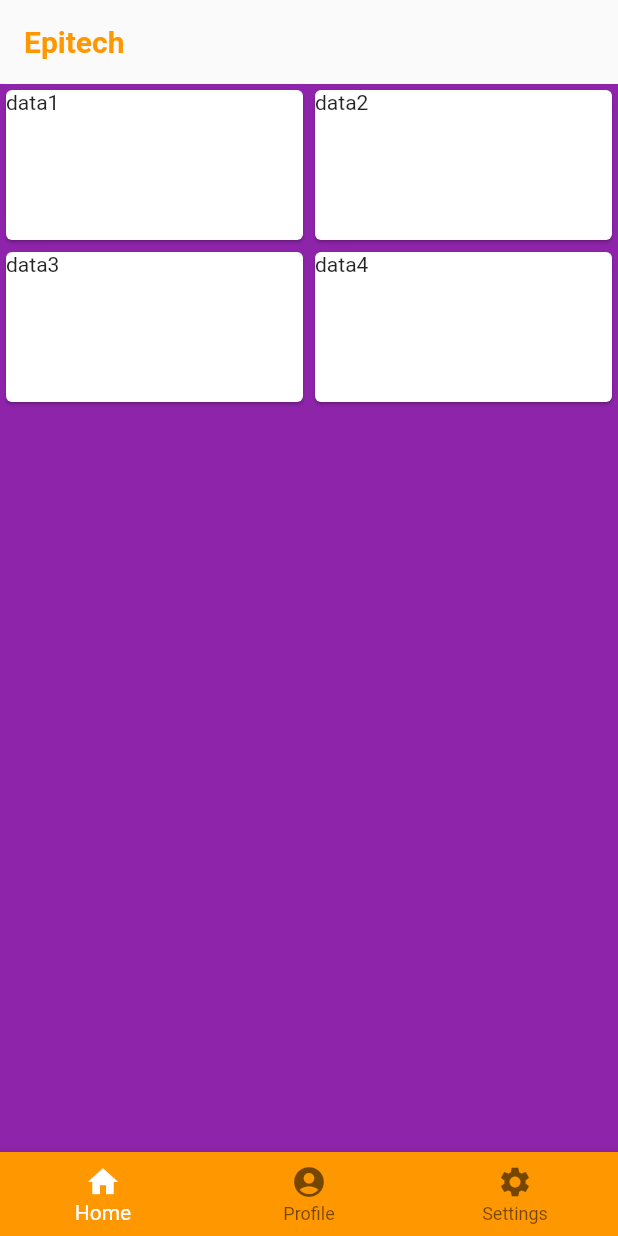
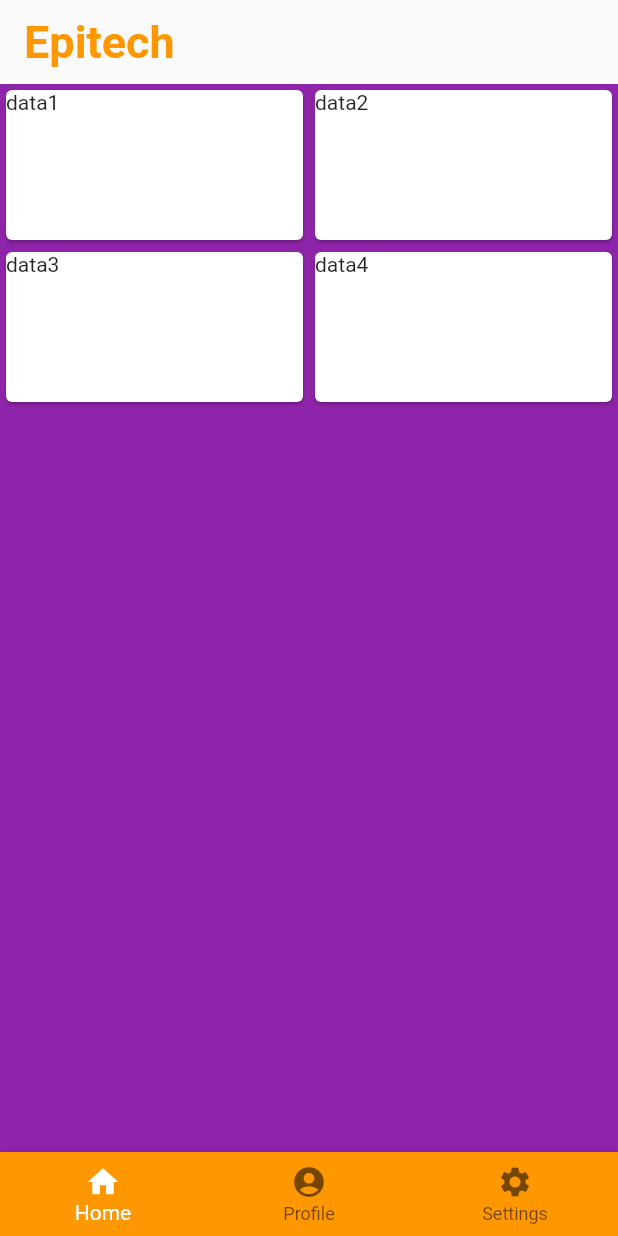
Before and after one commit to Mickeybab/flutter-part1, a Flutter app: the screen it shows after launch, on a phone screen of 412 x 824 dp. Run offline on Flutter 3.47's test engine with Material 2 defaults, Android fonts, the phone set to English and light mode, and no system bars; our stand-ins replace audioplayers; missing offline and left inert: custom_switch.

Commit message:
ADD mockups

```diff
--- a/lib/main.dart
+++ b/lib/main.dart
@@ -48,7 +48,8 @@ class _MyStatefulWidgetState extends State<MyStatefulWidget> {
       appBar: AppBar(
         title: const Text('Epitech', style: TextStyle(
           color: Colors.orange,
-          fontWeight: FontWeight.bold
+          fontWeight: FontWeight.bold,
+          fontSize: 30
         ),),
         backgroundColor: Color(0xFFBD40),
         elevation: 0,
```
Also changed, not shown: Mockup/Home Page.png (added), Mockup/Profile Page log.png (added), Mockup/Profile Page.png (added), Mockup/Setting Page.png (added), Mokup/Default.png (deleted), Mokup/Home Page.png (deleted), Mokup/Profile Page log.png (deleted), Mokup/Profile Page.png (deleted), Mokup/Setting Page.png (deleted).
